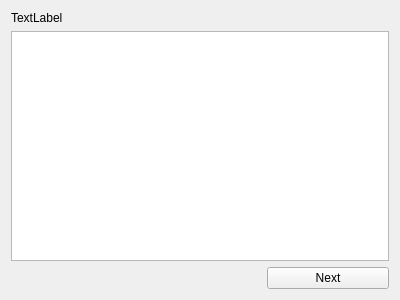
lazyfox-studio/retrofox, file manager/ui/gamesimportwizard/gameselectpage.ui: the form before one commit.
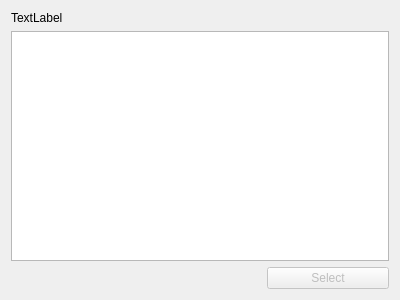
The form after the commit.

What changed in the file:
```diff
--- a/manager/ui/gamesimportwizard/gameselectpage.ui
+++ b/manager/ui/gamesimportwizard/gameselectpage.ui
@@ -16,8 +16,11 @@
   <layout class="QGridLayout" name="gridLayout">
    <item row="2" column="2">
     <widget class="QPushButton" name="button_next_game">
+     <property name="enabled">
+      <bool>false</bool>
+     </property>
      <property name="text">
-      <string>Next</string>
+      <string>Select</string>
      </property>
     </widget>
    </item>
```
